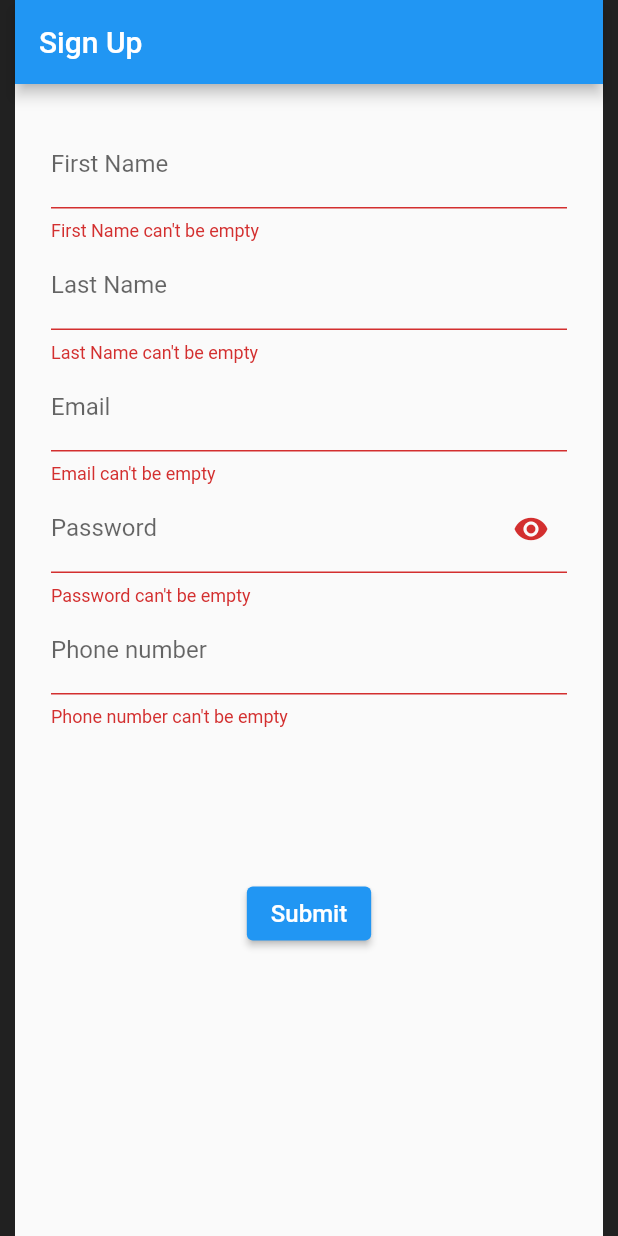
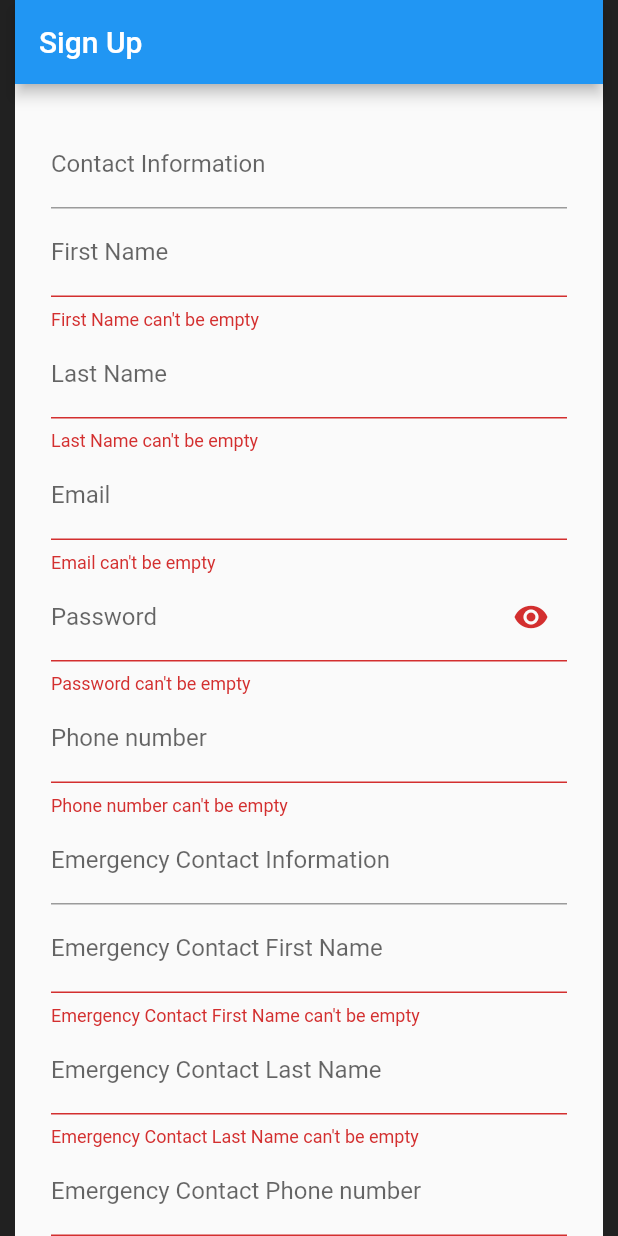
Before and after one commit to GoogleSolutionChallenge/CrisisConnect-App-Repository, a Flutter app: the screen it shows after launch, after a tap on "Submit", on a phone screen of 412 x 824 dp. Run offline on Flutter 3.47's test engine with Material 2 defaults, Android fonts, the light colour scheme and no system bars.

Commit message:
Added emergency contact fields to Sign Up page

```diff
--- a/crisis_connect/lib/screens/CreateProfileScreen.dart
+++ b/crisis_connect/lib/screens/CreateProfileScreen.dart
@@ -1,5 +1,7 @@
 import 'package:flutter/foundation.dart';
 import 'package:flutter/material.dart';
+
+// Still need to add Country field
 
 class FormScreen extends StatefulWidget {
 
@@ -14,11 +16,18 @@ class FormScreen extends StatefulWidget {
 class CreateProfile extends State<FormScreen> {
 
   bool _obscureText = true;
+  // Contact info:
   late String _firstname;
   late String _lastname;
   late String _email;
   late String _password;
   late String _phoneNumber;
+
+  // Emergency contact info:
+  late String _emergencyFirstname;
+  late String _emergencyLastname;
+  late String _emergencyPhoneNumber;
+
   var _controller = TextEditingController();
 
   void _toggle() {
@@ -28,6 +37,12 @@ class CreateProfile extends State<FormScreen> {
   }
 
   final GlobalKey<FormState> _formKey = GlobalKey<FormState>();
+
+  Widget _header(String title) {
+    return TextField(
+      decoration: InputDecoration(labelText: title),
+    );
+  }
 
   Widget _buildFirstName() {
     return TextFormField(
@@ -104,6 +119,44 @@ class CreateProfile extends State<FormScreen> {
     );
   }
 
+  Widget _buildEmergencyFirstName() {
+    return TextFormField(
+      decoration: const InputDecoration(labelText: 'Emergency Contact First Name'),
+      //maxLength: 10,
+      validator: (String? value) {
+        return value==null ||value.isEmpty ? "Emergency Contact First Name can't be empty" : null;
+      },
+      onSaved: (String? value) {
+        _firstname = value!;
+      },
+    );
+  }
+
+  Widget _buildEmergencyLastName() {
+    return TextFormField(
+      decoration: const InputDecoration(labelText: 'Emergency Contact Last Name'),
+      //maxLength: 10,
+      validator: (String? value) {
+        return value==null ||value.isEmpty ? "Emergency Contact Last Name can't be empty" : null;
+      },
+      onSaved: (String? value) {
+        _lastname = value!;
+      },
+    );
+  }
+
+  Widget _buildEmergencyPhoneNumber() {
+    return TextFormField(
+      decoration: const InputDecoration(labelText: 'Emergency Contact Phone number'),
+      validator: (String? value) {
+        return value==null ||value.isEmpty ? "Emergency Phone number can't be empty" : null;
+      },
+      onSaved: (String? value) {
+        _phoneNumber = value!;
+      },
+    );
+  }
+
   @override
   Widget build(BuildContext context) {
     return Scaffold(
@@ -116,11 +169,16 @@ class CreateProfile extends State<FormScreen> {
             child: Column(
               mainAxisAlignment: MainAxisAlignment.center,
               children: <Widget>[
+                _header('Contact Information'),
                 _buildFirstName(),
                 _buildLastName(),
                 _buildEmail(),
                 _buildPassword(),
                 _buildPhoneNumber(),
+                _header('Emergency Contact Information'),
+                _buildEmergencyFirstName(),
+                _buildEmergencyLastName(),
+                _buildEmergencyPhoneNumber(),
                 SizedBox(height: 100),
                 ElevatedButton(
                   child: Text(
```
